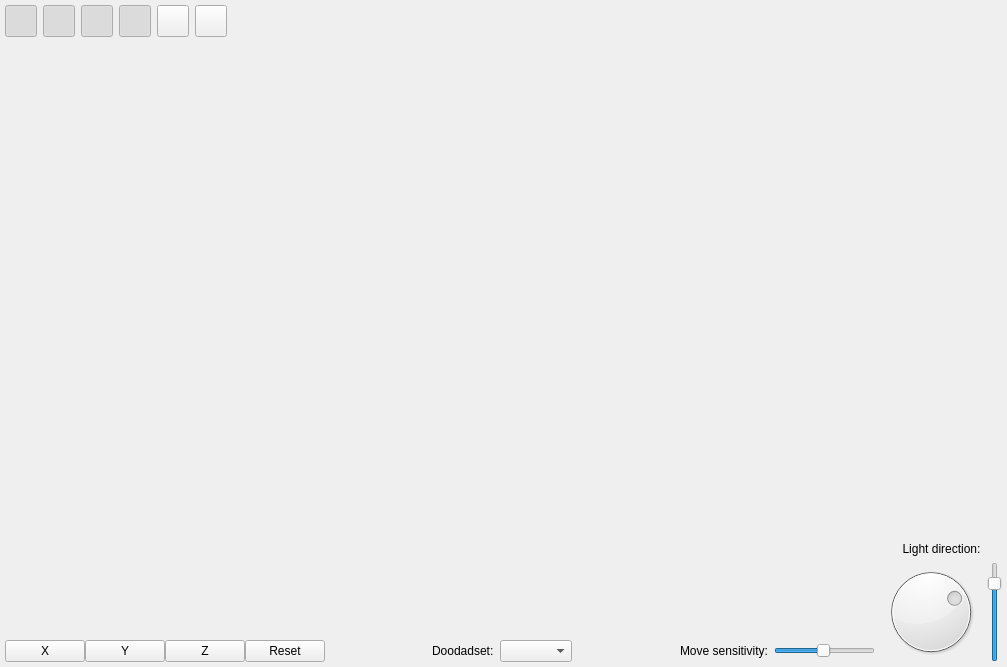
This is src/noggit/Red/AssetBrowser/Ui/AssetBrowserOverlay.ui in Marlamin/noggit-red as Qt 5 draws it before an edit. The edited form follows.
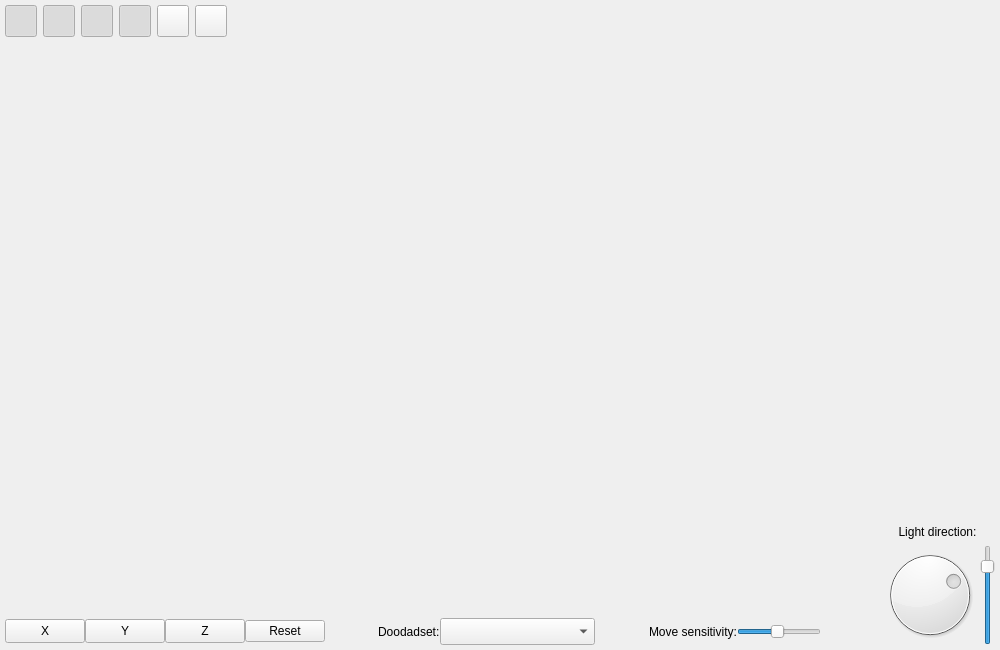
This is the edited form.

Commit message: asset browser: UI beautify

Diff of the .ui file:
```diff
--- a/src/noggit/Red/AssetBrowser/Ui/AssetBrowserOverlay.ui
+++ b/src/noggit/Red/AssetBrowser/Ui/AssetBrowserOverlay.ui
@@ -6,10 +6,16 @@
    <rect>
     <x>0</x>
     <y>0</y>
-    <width>1007</width>
-    <height>667</height>
+    <width>1000</width>
+    <height>650</height>
    </rect>
   </property>
+  <property name="minimumSize">
+   <size>
+    <width>0</width>
+    <height>0</height>
+   </size>
+  </property>
   <property name="windowTitle">
    <string>Form</string>
   </property>
@@ -339,6 +345,9 @@
      </item>
      <item>
       <layout class="QHBoxLayout" name="horizontalLayout_3">
+       <property name="spacing">
+        <number>0</number>
+       </property>
        <item>
         <layout class="QHBoxLayout" name="horizontalLayout_7">
          <property name="spacing">
@@ -346,6 +355,12 @@
          </property>
          <item>
           <widget class="QPushButton" name="cameraXButton">
+           <property name="minimumSize">
+            <size>
+             <width>24</width>
+             <height>24</height>
+            </size>
+           </property>
            <property name="text">
             <string>X</string>
            </property>
@@ -353,6 +368,12 @@
          </item>
          <item>
           <widget class="QPushButton" name="cameraYButton">
+           <property name="minimumSize">
+            <size>
+             <width>24</width>
+             <height>24</height>
+            </size>
+           </property>
            <property name="text">
             <string>Y</string>
            </property>
@@ -360,6 +381,12 @@
          </item>
          <item>
           <widget class="QPushButton" name="cameraZButton">
+           <property name="minimumSize">
+            <size>
+             <width>24</width>
+             <height>24</height>
+            </size>
+           </property>
            <property name="text">
             <string>Z</string>
            </property>
@@ -367,6 +394,12 @@
          </item>
          <item>
           <widget class="QPushButton" name="cameraResetButton">
+           <property name="minimumSize">
+            <size>
+             <width>45</width>
+             <height>0</height>
+            </size>
+           </property>
            <property name="text">
             <string>Reset</string>
            </property>
@@ -401,7 +434,14 @@
         </widget>
        </item>
        <item>
-        <widget class="QComboBox" name="doodadSetSelector"/>
+        <widget class="QComboBox" name="doodadSetSelector">
+         <property name="minimumSize">
+          <size>
+           <width>155</width>
+           <height>27</height>
+          </size>
+         </property>
+        </widget>
        </item>
        <item>
         <spacer name="horizontalSpacer_4">
@@ -451,12 +491,28 @@
          </property>
         </widget>
        </item>
+       <item>
+        <spacer name="horizontalSpacer_5">
+         <property name="orientation">
+          <enum>Qt::Horizontal</enum>
+         </property>
+         <property name="sizeHint" stdset="0">
+          <size>
+           <width>40</width>
+           <height>20</height>
+          </size>
+         </property>
+        </spacer>
+       </item>
       </layout>
      </item>
     </layout>
    </item>
    <item>
     <layout class="QVBoxLayout" name="verticalLayout_3">
+     <property name="spacing">
+      <number>0</number>
+     </property>
      <item>
       <spacer name="verticalSpacer_4">
        <property name="orientation">
@@ -475,6 +531,12 @@
      </item>
      <item>
       <widget class="QLabel" name="label">
+       <property name="minimumSize">
+        <size>
+         <width>0</width>
+         <height>27</height>
+        </size>
+       </property>
        <property name="accessibleName">
         <string>overlay_label</string>
        </property>
```
Left out of the diff: 24 changed lines with no effect on the pictures. The commit also changes 2 other files.
